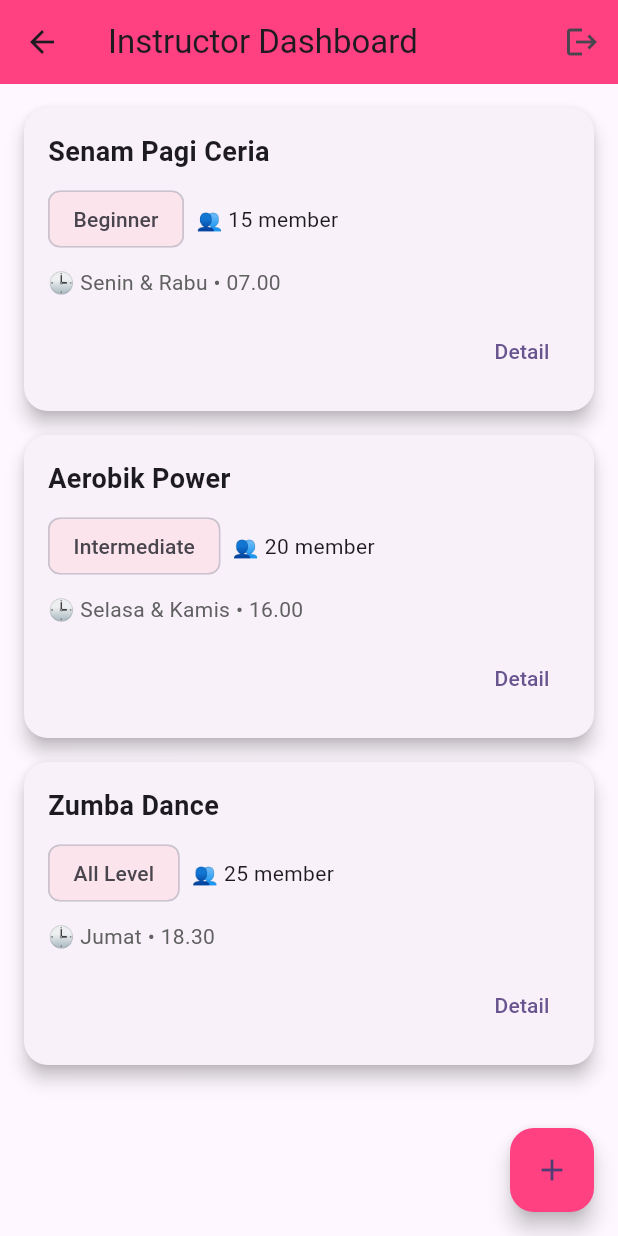
After one commit to airinr/body_pilates, a Flutter app: the InstructorMenuView screen opened by its route, on a phone screen of 412 x 824 dp. The commit adds this screen. Run offline on Flutter 3.47's test engine with Material 3 defaults, Android fonts, the phone set to English and light mode, and no system bars; our stand-ins replace cloud_firestore, firebase_auth, firebase_core, get; accounts and stored records are empty.

Commit message:
added role

```diff
--- a/lib/app/controller/LoginController.dart
+++ b/lib/app/controller/LoginController.dart
@@ -52,6 +52,8 @@ class LoginController extends GetxController {
           .doc(userCredential.user!.uid)
           .get();
 
+      final role = userDoc['role'];
+
       isLoading.value = false;
 
       if (!userDoc.exists) {
@@ -69,7 +71,11 @@ class LoginController extends GetxController {
       );
 
       // 4️⃣ Navigasi ke Home
-      Get.offAllNamed(Routes.register);
+      if (role == 'instructor') {
+        Get.offAllNamed(Routes.instructorMenu);
+      } else {
+        Get.offAllNamed(Routes.register);
+      }
     } on FirebaseAuthException catch (e) {
       isLoading.value = false;
 
--- a/lib/app/controller/RegisterController.dart
+++ b/lib/app/controller/RegisterController.dart
@@ -45,6 +45,7 @@ class RegisterController extends GetxController {
         'username': usernameController.text,
         'email': emailController.text,
         'createdAt': Timestamp.now(),
+        'role': "member",
       });
 
       isLoading.value = false;
--- /dev/null
+++ b/lib/app/data/models/classModel.dart
@@ -0,0 +1,13 @@
+class ClassModel {
+  final String title;
+  final String level;
+  final String schedule;
+  final int memberCount;
+
+  ClassModel({
+    required this.title,
+    required this.level,
+    required this.schedule,
+    required this.memberCount,
+  });
+}
--- /dev/null
+++ b/lib/app/modules/instructor/InstructorMenuView.dart
@@ -0,0 +1,110 @@
+import 'package:flutter/material.dart';
+import 'package:get/get.dart';
+import '../../data/models/classModel.dart';
+
+class InstructorMenuView extends StatelessWidget {
+  InstructorMenuView({super.key});
+
+  final List<ClassModel> classes = [
+    ClassModel(
+      title: "Senam Pagi Ceria",
+      level: "Beginner",
+      schedule: "Senin & Rabu • 07.00",
+      memberCount: 15,
+    ),
+    ClassModel(
+      title: "Aerobik Power",
+      level: "Intermediate",
+      schedule: "Selasa & Kamis • 16.00",
+      memberCount: 20,
+    ),
+    ClassModel(
+      title: "Zumba Dance",
+      level: "All Level",
+      schedule: "Jumat • 18.30",
+      memberCount: 25,
+    ),
+  ];
+
+  @override
+  Widget build(BuildContext context) {
+    return Scaffold(
+      appBar: AppBar(
+        title: const Text("Instructor Dashboard"),
+        backgroundColor: Colors.pinkAccent,
+        actions: [
+          IconButton(
+            icon: const Icon(Icons.logout),
+            onPressed: () {
+              Get.offAllNamed('/login');
+            },
+          ),
+        ],
+      ),
+      floatingActionButton: FloatingActionButton(
+        backgroundColor: Colors.pinkAccent,
+        child: const Icon(Icons.add),
+        onPressed: () {
+          Get.snackbar("Info", "Tambah kelas (dummy)");
+        },
+      ),
+      body: ListView.builder(
+        padding: const EdgeInsets.all(16),
+        itemCount: classes.length,
+        itemBuilder: (context, index) {
+          final item = classes[index];
+          return Card(
+            margin: const EdgeInsets.only(bottom: 16),
+            shape: RoundedRectangleBorder(
+              borderRadius: BorderRadius.circular(16),
+            ),
+            elevation: 5,
+            child: Padding(
+              padding: const EdgeInsets.all(16),
+              child: Column(
+                crossAxisAlignment: CrossAxisAlignment.start,
+                children: [
+                  Text(
+                    item.title,
+                    style: const TextStyle(
+                      fontSize: 18,
+                      fontWeight: FontWeight.bold,
+                    ),
+                  ),
+                  const SizedBox(height: 8),
+                  Row(
+                    children: [
+                      Chip(
+                        label: Text(item.level),
+                        backgroundColor: Colors.pink.shade50,
+                      ),
+                      const SizedBox(width: 8),
+                      Text("👥 ${item.memberCount} member"),
+                    ],
+                  ),
+                  const SizedBox(height: 8),
+                  Text(
+                    "🕒 ${item.schedule}",
+                    style: TextStyle(color: Colors.grey.shade700),
+                  ),
+                  const SizedBox(height: 12),
+                  Row(
+                    mainAxisAlignment: MainAxisAlignment.end,
+                    children: [
+                      TextButton(
+                        onPressed: () {
+                          Get.snackbar("Detail", item.title);
+                        },
+                        child: const Text("Detail"),
+                      ),
+                    ],
+                  ),
+                ],
+              ),
+            ),
+          );
+        },
+      ),
+    );
+  }
+}
--- a/lib/app/routes/app_pages.dart
+++ b/lib/app/routes/app_pages.dart
@@ -1,5 +1,6 @@
 import 'package:body_pilates/app/bindings/registerBindings.dart';
 import 'package:body_pilates/app/modules/home/registerPage.dart';
+import 'package:body_pilates/app/modules/instructor/InstructorMenuView.dart';
 import 'package:get/get.dart';
 
 import '../modules/home/loginPage.dart';
@@ -18,5 +19,10 @@ class AppPages {
       page: () => LoginPage(),
       binding: LoginBinding(),
     ),
+    GetPage(
+      name: Routes.instructorMenu,
+      page: () => InstructorMenuView(),
+      binding: LoginBinding(),
+    ),
   ];
 }
--- a/lib/app/routes/app_routes.dart
+++ b/lib/app/routes/app_routes.dart
@@ -1,4 +1,5 @@
 abstract class Routes {
   static const LOGIN = '/login';
   static const register = '/register';
+  static const instructorMenu = '/instructorMenu';
 }
```
Also changed, not shown: lib/app/controller/instructor/InstructorMenuController.dart (added).
